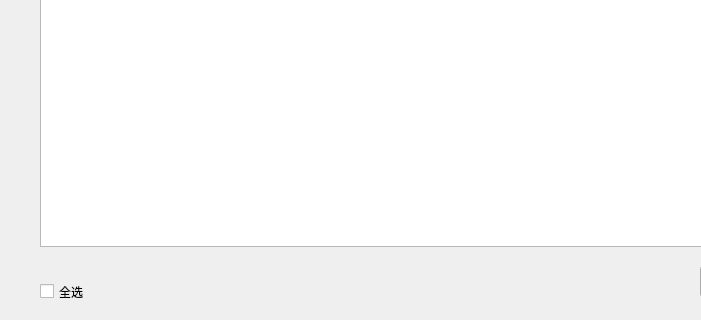
Above: factorymanage.ui from Strork/QtSQLite before the change; both pictures show x 0 to 701 and y 214 to 534 of the 831 by 534 pixel window. Below: the same form after it.
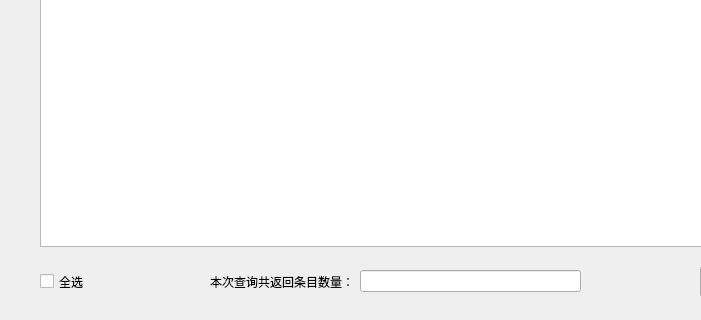
That is the form after the change.

Patch:
```diff
--- a/factorymanage.ui
+++ b/factorymanage.ui
@@ -66,8 +66,8 @@
    <property name="geometry">
     <rect>
      <x>40</x>
-     <y>490</y>
-     <width>71</width>
+     <y>480</y>
+     <width>81</width>
      <height>31</height>
     </rect>
    </property>
@@ -108,6 +108,28 @@
     <string>重置</string>
    </property>
   </widget>
+  <widget class="QWidget" name="">
+   <property name="geometry">
+    <rect>
+     <x>210</x>
+     <y>480</y>
+     <width>371</width>
+     <height>31</height>
+    </rect>
+   </property>
+   <layout class="QHBoxLayout" name="horizontalLayout">
+    <item>
+     <widget class="QLabel" name="label">
+      <property name="text">
+       <string>本次查询共返回条目数量：</string>
+      </property>
+     </widget>
+    </item>
+    <item>
+     <widget class="QLineEdit" name="editCount"/>
+    </item>
+   </layout>
+  </widget>
  </widget>
  <resources/>
  <connections/>
```
